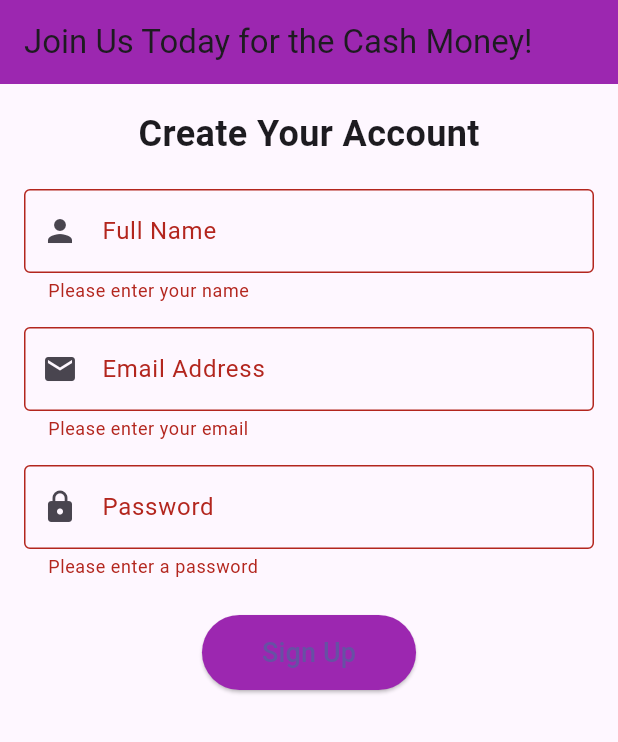
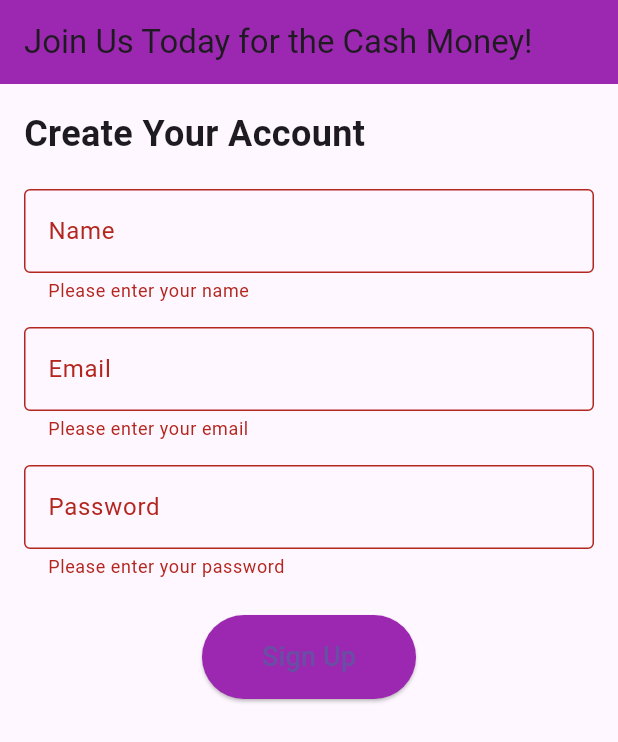
Before and after one commit to bwatts1/forms, a Flutter app: the screen it shows after launch, after a tap on "Sign Up", on a phone screen of 412 x 824 dp. Shown: the top 742 px of the screen. Run offline on Flutter 3.47's test engine with Material 3 defaults, Android fonts, the phone set to English and light mode, and no system bars.

```diff
--- a/lib/main.dart
+++ b/lib/main.dart
@@ -42,8 +42,8 @@ class _SignupPageState extends State<SignupPage> {
         child: Form(
           key: _formKey,
           child: Column(
+            crossAxisAlignment: CrossAxisAlignment.start,
             children: [
-              // Welcome Message
               const Text(
                 'Create Your Account',
                 style: TextStyle(fontSize: 24, fontWeight: FontWeight.bold),
@@ -53,8 +53,7 @@ class _SignupPageState extends State<SignupPage> {
               TextFormField(
                 controller: _nameController,
                 decoration: const InputDecoration(
-                  labelText: 'Full Name',
-                  prefixIcon: Icon(Icons.person),
+                  labelText: 'Name',
                   border: OutlineInputBorder(),
                 ),
                 validator: (value) {
@@ -69,8 +68,7 @@ class _SignupPageState extends State<SignupPage> {
               TextFormField(
                 controller: _emailController,
                 decoration: const InputDecoration(
-                  labelText: 'Email Address',
-                  prefixIcon: Icon(Icons.email),
+                  labelText: 'Email',
                   border: OutlineInputBorder(),
                 ),
                 validator: (value) {
@@ -90,39 +88,40 @@ class _SignupPageState extends State<SignupPage> {
                 obscureText: true,
                 decoration: const InputDecoration(
                   labelText: 'Password',
-                  prefixIcon: Icon(Icons.lock),
                   border: OutlineInputBorder(),
                 ),
                 validator: (value) {
                   if (value == null || value.isEmpty) {
-                    return 'Please enter a password';
+                    return 'Please enter your password';
                   }
                   if (value.length < 6) {
-                    return 'Password must be at least 6 characters';
+                    return 'Password must be at least 6 characters long';
                   }
                   return null;
                 },
               ),
               const SizedBox(height: 24),
               // Sign Up Button
-              ElevatedButton(
+              Center(
+                child: ElevatedButton(
+                  style: ElevatedButton.styleFrom(
+                    backgroundColor: Colors.purple,
+                    padding: const EdgeInsets.symmetric(horizontal: 40, vertical: 15),
+                  ),
                   onPressed: () {
                     if (_formKey.currentState!.validate()) {
                       ScaffoldMessenger.of(context).showSnackBar(
                         const SnackBar(
-                        content: Text('Welcome! Account created successfully.'),
+                          content: Text('Signup Successful! 🎉'),
                           backgroundColor: Colors.green,
                         ),
                       );
                     }
                   },
-                style: ElevatedButton.styleFrom(
-                  backgroundColor: Colors.purple,
-                  padding: const EdgeInsets.symmetric(horizontal: 40, vertical: 12),
-                ),
                   child: const Text(
                     'Sign Up',
                     style: TextStyle(fontSize: 18),
+                  ),
                 ),
               ),
             ],
```
Lines whose indentation alone changed are shown as unchanged.
